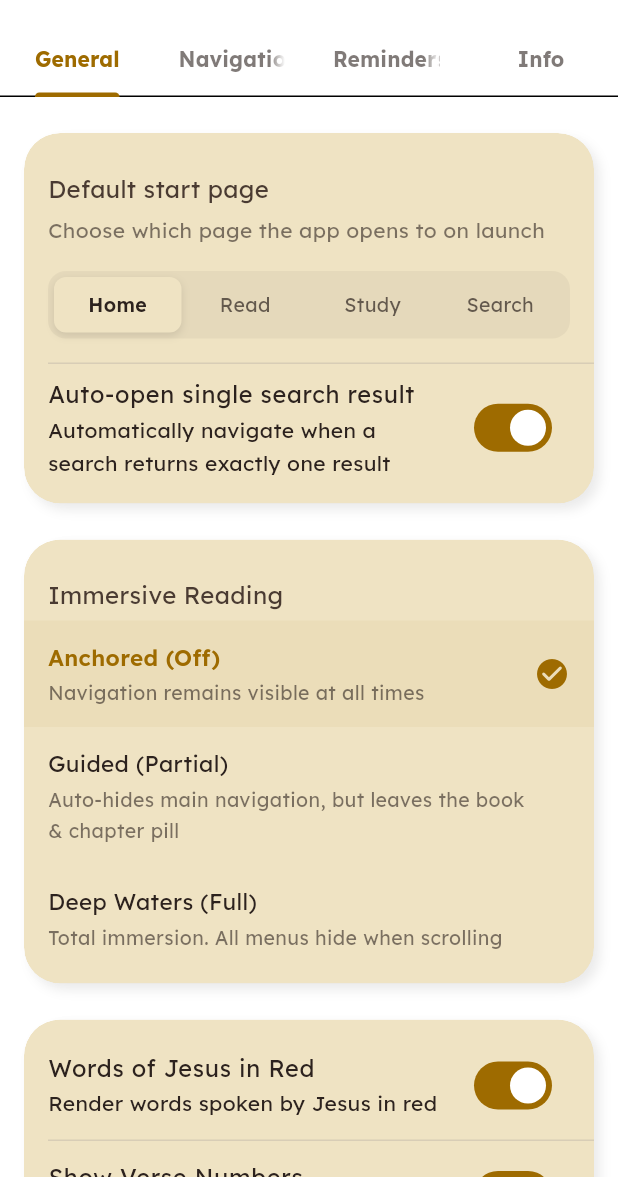
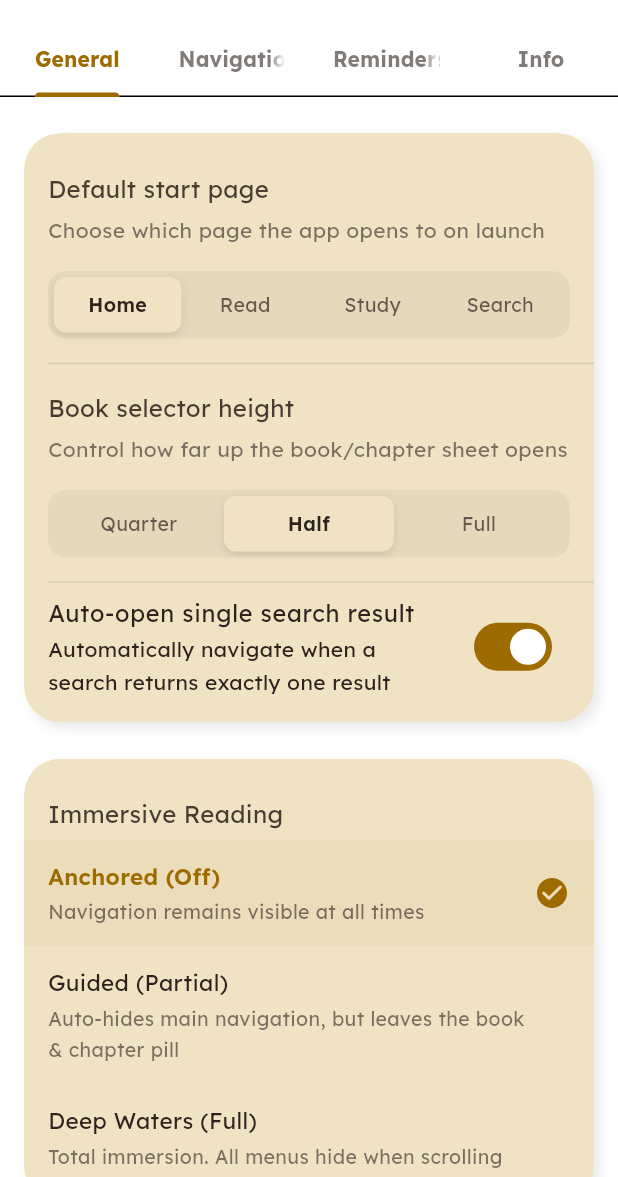
Before and after one commit to wakilibaraka/BlessedBibleApp, a Flutter app: the SettingsScreen screen opened directly, after a tap on "Home", on a phone screen of 412 x 824 dp, the part 59-1236 px from its top. Run offline on Flutter 3.47's test engine with Material 3 defaults, Android fonts, the phone set to English and light mode, and no system bars; our stand-ins replace confetti, flutter_local_notifications, flutter_riverpod, package_info_plus, scrollable_positioned_list, share_plus and 4 more; accounts and stored records are empty.

Commit message:
Add book/chapter selector height setting (quarter/half/full, default half)

```diff
--- a/lib/state/read_settings_provider.dart
+++ b/lib/state/read_settings_provider.dart
@@ -8,6 +8,8 @@ enum BackgroundGlowStyle { top, full }
 enum VerseActionStyle { classic, detached, horizontal, raindrop }
 
 enum ReadingLayout { single, interleaved, sideBySide, chips }
+
+enum SelectorHeight { quarter, half, full }
 
 class ReadSettingsState {
   final ReadingViewMode readingViewMode;
@@ -23,6 +25,7 @@ class ReadSettingsState {
   final int defaultStartTab; // 0=Home, 1=Read, 2=Search, 3=Study
   final ReadingLayout readingLayout;
   final bool fabLongPressToNav;
+  final SelectorHeight selectorHeight;
 
   const ReadSettingsState({
     this.readingViewMode = ReadingViewMode.pinned,
@@ -38,6 +41,7 @@ class ReadSettingsState {
     this.defaultStartTab = 0,
     this.readingLayout = ReadingLayout.single,
     this.fabLongPressToNav = true,
+    this.selectorHeight = SelectorHeight.half,
   });
 
   ReadSettingsState copyWith({
@@ -54,6 +58,7 @@ class ReadSettingsState {
     int? defaultStartTab,
     ReadingLayout? readingLayout,
     bool? fabLongPressToNav,
+    SelectorHeight? selectorHeight,
   }) {
     return ReadSettingsState(
       readingViewMode: readingViewMode ?? this.readingViewMode,
@@ -70,6 +75,7 @@ class ReadSettingsState {
       defaultStartTab: defaultStartTab ?? this.defaultStartTab,
       readingLayout: readingLayout ?? this.readingLayout,
       fabLongPressToNav: fabLongPressToNav ?? this.fabLongPressToNav,
+      selectorHeight: selectorHeight ?? this.selectorHeight,
     );
   }
 }
@@ -84,6 +90,7 @@ class ReadSettingsNotifier extends Notifier<ReadSettingsState> {
       'read_settings_active_highlight_color';
   static const _isManualNavHiddenKey = 'read_settings_is_manual_nav_hidden';
   static const _readingLayoutKey = 'read_settings_reading_layout';
+  static const _selectorHeightKey = 'read_settings_selector_height';
 
   @override
   ReadSettingsState build() {
@@ -106,6 +113,7 @@ class ReadSettingsNotifier extends Notifier<ReadSettingsState> {
     final defaultStartTab = prefs.getInt('default_start_tab') ?? 0;
     final layoutString = prefs.getString(_readingLayoutKey);
     final fabLongPressToNav = prefs.getBool('fab_long_press_to_nav') ?? true;
+    final selectorHeightString = prefs.getString(_selectorHeightKey);
 
     ReadingViewMode mode = ReadingViewMode.pinned;
     if (modeString != null) {
@@ -139,6 +147,14 @@ class ReadSettingsNotifier extends Notifier<ReadSettingsState> {
       );
     }
 
+    SelectorHeight selectorHeight = SelectorHeight.half;
+    if (selectorHeightString != null) {
+      selectorHeight = SelectorHeight.values.firstWhere(
+        (e) => e.name == selectorHeightString,
+        orElse: () => SelectorHeight.half,
+      );
+    }
+
     state = state.copyWith(
       readingViewMode: mode,
       backgroundGlowStyle: glowStyle,
@@ -153,6 +169,7 @@ class ReadSettingsNotifier extends Notifier<ReadSettingsState> {
       defaultStartTab: defaultStartTab,
       readingLayout: layout,
       fabLongPressToNav: fabLongPressToNav,
+      selectorHeight: selectorHeight,
     );
   }
 
@@ -240,6 +257,12 @@ class ReadSettingsNotifier extends Notifier<ReadSettingsState> {
     final prefs = await SharedPreferences.getInstance();
     await prefs.setInt('default_start_tab', index);
   }
+
+  Future<void> setSelectorHeight(SelectorHeight height) async {
+    state = state.copyWith(selectorHeight: height);
+    final prefs = await SharedPreferences.getInstance();
+    await prefs.setString(_selectorHeightKey, height.name);
+  }
 }
 
 final readSettingsProvider =
--- a/lib/ui/screens/read_screen.dart
+++ b/lib/ui/screens/read_screen.dart
@@ -2570,6 +2570,13 @@ class __BookChapterSelectorSheetState
   Widget build(BuildContext context) {
     final theme = Theme.of(context);
     final settings = ref.watch(bibleNavSettingsProvider);
+    final selectorHeightSetting = ref.watch(readSettingsProvider.select((s) => s.selectorHeight));
+
+    final heightFactor = switch (selectorHeightSetting) {
+      SelectorHeight.quarter => 0.25,
+      SelectorHeight.half => 0.50,
+      SelectorHeight.full => 0.95,
+    };
     final isInitialized =
         ref.watch(_sheetStateProvider.select((s) => s.book != null));
 
@@ -2580,7 +2587,7 @@ class __BookChapterSelectorSheetState
     return Material(
       color: Colors.transparent,
       child: FractionallySizedBox(
-        heightFactor: 0.75,
+        heightFactor: heightFactor,
         child: TexturedGlassContainer(
           borderRadius: const BorderRadius.vertical(top: Radius.circular(32)),
           padding: EdgeInsets.zero,
--- a/lib/ui/screens/settings_screen.dart
+++ b/lib/ui/screens/settings_screen.dart
@@ -133,6 +133,25 @@ class _SettingsScreenState extends ConsumerState<SettingsScreen> with SingleTick
               onChanged: (val) {
                 HapticFeedback.selectionClick();
                 ref.read(readSettingsProvider.notifier).setDefaultStartTab(val);
+              },
+            );
+          }),
+          const Divider(height: 1, indent: 16),
+          Consumer(builder: (context, ref, _) {
+            final selectorHeight =
+                ref.watch(readSettingsProvider.select((s) => s.selectorHeight));
+            return AnimatedSegmentedTile<SelectorHeight>(
+              title: 'Book selector height',
+              subtitle: 'Control how far up the book/chapter sheet opens',
+              selectedValue: selectorHeight,
+              options: const [
+                MapEntry(SelectorHeight.quarter, 'Quarter'),
+                MapEntry(SelectorHeight.half, 'Half'),
+                MapEntry(SelectorHeight.full, 'Full'),
+              ],
+              onChanged: (val) {
+                HapticFeedback.selectionClick();
+                ref.read(readSettingsProvider.notifier).setSelectorHeight(val);
               },
             );
           }),
```
